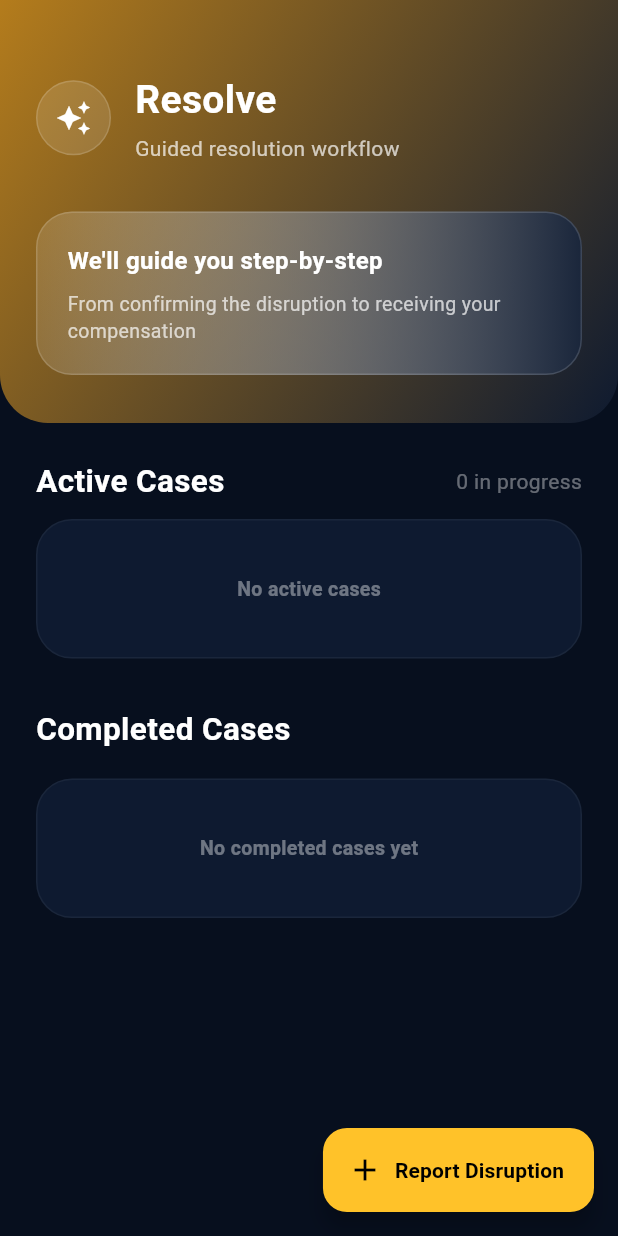
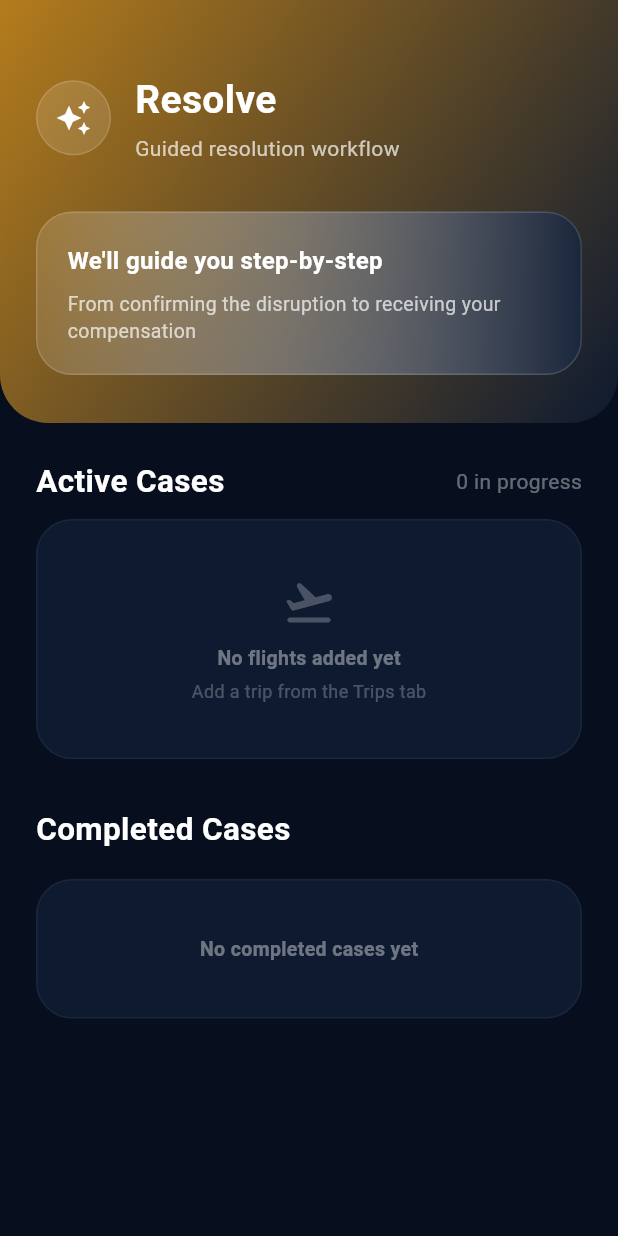
Before and after one commit to FluxtonX/FlyRedi, a Flutter app: the ResolveDashboardScreen screen opened directly, on a phone screen of 412 x 824 dp. Run offline on Flutter 3.47's test engine with Material 3 defaults, Android fonts, the phone set to English and light mode, and no system bars; our stand-ins replace cloud_firestore, firebase_auth, firebase_core, firebase_messaging, flutter_map, flutter_svg and 5 more; accounts and stored records are empty; network calls fail.

Commit message:
status traking now working

```diff
--- a/lib/features/traveller/screens/resolve_dashboard_screen.dart
+++ b/lib/features/traveller/screens/resolve_dashboard_screen.dart
@@ -6,6 +6,7 @@ import '../widgets/resolve_header_gradient.dart';
 import '../widgets/case_card.dart';
 import '../models/claim_model.dart';
 import '../presentation/providers/claim_provider.dart';
+import '../presentation/providers/trips_provider.dart';
 import '../widgets/skeleton_box.dart';
 
 class ResolveDashboardScreen extends StatefulWidget {
@@ -277,24 +278,16 @@ class _ResolveDashboardScreenState extends State<ResolveDashboardScreen> {
     final claims = claimProvider.claims;
     final isLoading = claimProvider.isLoading && claims.isEmpty;
 
-    final activeCases = claims.where((c) => c.status.toUpperCase() != 'COMPLETED' && c.status.toUpperCase() != 'REJECTED').toList();
+    // Use user's real trips for Active Cases
+    final tripsProvider = context.watch<TripsProvider>();
+    final trips = tripsProvider.trips;
+    final isTripsLoading = tripsProvider.isLoading;
+
     final completedCases = claims.where((c) => c.status.toUpperCase() == 'COMPLETED' || c.status.toUpperCase() == 'REJECTED').toList();
-    bool isEmptyActive = activeCases.isEmpty;
     bool isEmptyCompleted = completedCases.isEmpty;
 
     return Scaffold(
       backgroundColor: Theme.of(context).scaffoldBackgroundColor,
-      floatingActionButton: FloatingActionButton.extended(
-        onPressed: _showReportDisruptionSheet,
-        icon: const Icon(Icons.add, color: Colors.black),
-        label: const Text(
-          'Report Disruption',
-          style: TextStyle(
-            color: Colors.black,
-            fontWeight: FontWeight.bold,
-          ),
-        ),
-      ),
       body: SafeArea(
         bottom: false,
         child: RefreshIndicator(
@@ -324,9 +317,9 @@ class _ResolveDashboardScreenState extends State<ResolveDashboardScreen> {
                             ),
                           ),
                           Text(
-                            isEmptyActive
+                            trips.isEmpty
                                 ? '0 in progress'
-                                : '${activeCases.length} in progress',
+                                : '${trips.length} in progress',
                             style: TextStyle(
                               color: Theme.of(context).colorScheme.onSurface.withOpacity(0.38),
                               fontSize: 14,
@@ -335,7 +328,7 @@ class _ResolveDashboardScreenState extends State<ResolveDashboardScreen> {
                         ],
                       ),
                       const SizedBox(height: 10),
-                      if (isLoading)
+                      if (isTripsLoading)
                         Container(
                           height: 140,
                           alignment: Alignment.center,
@@ -343,7 +336,7 @@ class _ResolveDashboardScreenState extends State<ResolveDashboardScreen> {
                             valueColor: AlwaysStoppedAnimation<Color>(Color(0xFFFFC229)),
                           ),
                         )
-                      else if (isEmptyActive)
+                      else if (trips.isEmpty)
                         Container(
                           padding: const EdgeInsets.symmetric(vertical: 36),
                           decoration: BoxDecoration(
@@ -354,23 +347,39 @@ class _ResolveDashboardScreenState extends State<ResolveDashboardScreen> {
                             ),
                           ),
                           alignment: Alignment.center,
-                          child: Text(
-                            'No active cases',
-                            style: TextStyle(
-                              color: Theme.of(context).colorScheme.onSurface.withOpacity(0.4),
-                              fontSize: 13,
-                              fontWeight: FontWeight.bold,
-                            ),
+                          child: Column(
+                            children: [
+                              Icon(Icons.flight_takeoff_rounded,
+                                  color: Theme.of(context).colorScheme.onSurface.withOpacity(0.25),
+                                  size: 36),
+                              const SizedBox(height: 10),
+                              Text(
+                                'No flights added yet',
+                                style: TextStyle(
+                                  color: Theme.of(context).colorScheme.onSurface.withOpacity(0.4),
+                                  fontSize: 13,
+                                  fontWeight: FontWeight.bold,
+                                ),
+                              ),
+                              const SizedBox(height: 4),
+                              Text(
+                                'Add a trip from the Trips tab',
+                                style: TextStyle(
+                                  color: Theme.of(context).colorScheme.onSurface.withOpacity(0.25),
+                                  fontSize: 12,
+                                ),
+                              ),
+                            ],
                           ),
                         )
                       else
-                        ...activeCases.map((claim) => CaseCard(
-                              flightCode: claim.flightCode,
-                              airline: claim.airline,
-                              disruptionType: claim.disruptionType,
-                              status: _mapClaimStatus(claim.status),
-                              progress: claim.progress,
-                              stepText: 'Processing claim',
+                        ...trips.map((trip) => CaseCard(
+                              flightCode: trip.flightNumber,
+                              airline: '${trip.origin} → ${trip.destination}',
+                              disruptionType: trip.departureDate,
+                              status: CaseStatus.inProgress,
+                              progress: 0.0,
+                              stepText: 'Flight tracked',
                             )),
                       const SizedBox(height: 32),
                       Text(
--- a/lib/features/traveller/widgets/flight_monitor_card.dart
+++ b/lib/features/traveller/widgets/flight_monitor_card.dart
@@ -134,6 +134,8 @@ class _FlightMonitorCardState extends State<FlightMonitorCard> {
       final result = await FlightRemoteDatasource.fetchFlightStatus(
         trip.flightNumber,
         flightDate: dateParam,
+        expectedOrigin: trip.origin,
+        expectedDestination: trip.destination,
       );
       debugPrint('[FlightMonitorCard] API status=${result.status} delay=${result.delayMinutes}');
       if (mounted) {
--- a/lib/main.dart
+++ b/lib/main.dart
@@ -16,6 +16,7 @@ void main() async {
   );
   AppLogger.info('Firebase initialized');
 
+
   final storageService = StorageService();
   await storageService.init();
   AppLogger.info('StorageService initialized');
--- a/pubspec.yaml
+++ b/pubspec.yaml
@@ -56,6 +56,7 @@ dependencies:
   url_launcher: ^6.3.2
   share_plus: ^7.0.0
   path_provider: ^2.1.2
+  permission_handler: ^11.3.1
 
 dev_dependencies:
   flutter_test:
```
Also changed, not shown: lib/features/traveller/data/datasources/flight_remote_datasource.dart (+60 -6 lines), lib/features/traveller/screens/flight_detail_screen.dart (+14 -0 lines), lib/features/traveller/screens/send_complaint_screen.dart (+74 -18 lines), lib/features/traveller/screens/sentinel_monitor_screen.dart (+12 -0 lines), lib/features/traveller/widgets/notification_card.dart (+66 -63 lines), pubspec.lock, 4 other files.
